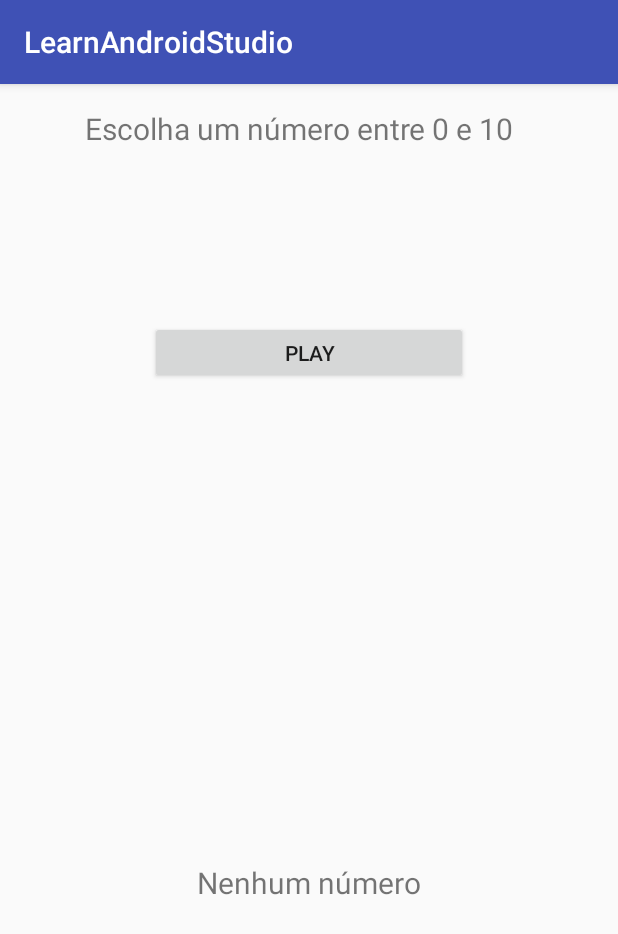
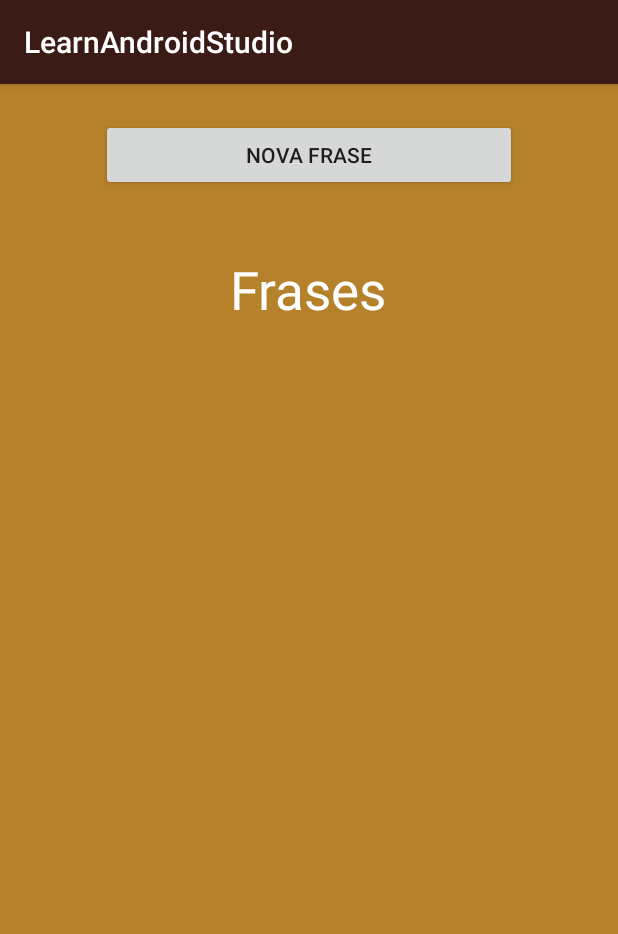
Before and after one commit to alexolirib/LearnAndroidStudio, an Android app: the screen it shows after launch (MainActivity), on a phone screen of 412 x 824 dp. Shown: the top 934 px of the screen. Run offline under Robolectric (Android 15) with nearby library versions, the light colour scheme and no system bars.

Commit message:
Feito app de frase do dia

```diff
--- a/app/src/main/java/learnandroidstudio/studio/alexo/learnandroidstudio/MainActivity.java
+++ b/app/src/main/java/learnandroidstudio/studio/alexo/learnandroidstudio/MainActivity.java
@@ -10,20 +10,33 @@ import java.util.Random;
 
 public class MainActivity extends AppCompatActivity {
 
-    private Button btnJogar;
-    private TextView lblResult;
+//    private Button btnJogar;
+//    private TextView lblResult;
+
+    //nova frase dia
+    private TextView lblNovaFrase;
+    private Button botaoNovaFrase;
+    private String[] frases = {
+            "Você pode, você é capaz",
+            "Se você traçar metas absurdamente altas e falhar, seu fracasso será muito melhor que o sucesso de todos\" – James Cameron, cineasta",
+            "O sucesso normalmente vem para quem está ocupado demais para procurar por ele",
+            "A vida é melhor para aqueles que fazem o possível para ter o melhor",
+            "Os empreendedores falham, em média, 3,8 vezes antes do sucesso final. O que separa os bem-sucedidos dos outros é a persistência"};
 
     @Override
     protected void onCreate(Bundle savedInstanceState) {
         super.onCreate(savedInstanceState);
 //        setContentView(R.layout.activity_main);
-        setContentView(R.layout.activity_adivinha);
+       // setContentView(R.layout.activity_adivinha);
+        setContentView(R.layout.activity_frasedodia);
 
-        btnJogar = findViewById(R.id.btnJogarId);
-        lblResult = findViewById(R.id.lblResultId);
+        //adivinha
+//
+//        btnJogar = findViewById(R.id.btnJogarId);
+//        lblResult = findViewById(R.id.lblResultId);
 
 //        lblResult.setText("troquei o valor");
-        btnJogar.setOnClickListener(new View.OnClickListener() {
+       /* btnJogar.setOnClickListener(new View.OnClickListener() {
             @Override
             public void onClick(View v) {
                 //gerar numero randomico
@@ -33,6 +46,19 @@ public class MainActivity extends AppCompatActivity {
                 lblResult.setText("Número escolhido: " + numeroAleatorio);
                 //lblResult.setText("Texto alterado");
             }
+        });*/
+
+        //nova frase do dia
+        lblNovaFrase = findViewById(R.id.textoNovaFraseId);
+        botaoNovaFrase = findViewById(R.id.btnNovaFraseId);
+
+        botaoNovaFrase.setOnClickListener(new View.OnClickListener() {
+            @Override
+            public void onClick(View v) {
+                Random randomico = new Random();
+                int numAleatorio = randomico.nextInt(frases.length);
+                lblNovaFrase.setText(frases[numAleatorio]);
+            }
         });
     }
 }
--- /dev/null
+++ b/app/src/main/res/layout/activity_frasedodia.xml
@@ -0,0 +1,27 @@
+<?xml version="1.0" encoding="utf-8"?>
+<android.widget.RelativeLayout xmlns:android="http://schemas.android.com/apk/res/android"
+    android:layout_width="match_parent"
+    android:layout_height="match_parent"
+    android:background="#b6812b"
+    android:hapticFeedbackEnabled="false">
+
+    <Button
+        android:id="@+id/btnNovaFraseId"
+        android:layout_width="277dp"
+        android:layout_height="wrap_content"
+        android:layout_alignParentTop="true"
+        android:layout_centerHorizontal="true"
+        android:layout_marginTop="23dp"
+        android:text="NOVA FRASE" />
+
+    <TextView
+        android:id="@+id/textoNovaFraseId"
+        android:layout_width="wrap_content"
+        android:layout_height="wrap_content"
+        android:layout_alignParentTop="true"
+        android:layout_centerHorizontal="true"
+        android:layout_marginTop="113dp"
+        android:text="Frases"
+        android:textColor="@android:color/background_light"
+        android:textSize="@dimen/text_large" />
+</android.widget.RelativeLayout>
--- a/app/src/main/res/values/colors.xml
+++ b/app/src/main/res/values/colors.xml
@@ -1,6 +1,6 @@
 <?xml version="1.0" encoding="utf-8"?>
 <resources>
-    <color name="colorPrimary">#3F51B5</color>
+    <color name="colorPrimary">#3B1B16</color>
     <color name="colorPrimaryDark">#303F9F</color>
     <color name="colorAccent">#FF4081</color>
 </resources>
--- a/app/src/main/res/values/dimens.xml
+++ b/app/src/main/res/values/dimens.xml
@@ -1,4 +1,5 @@
 <?xml version="1.0" encoding="utf-8"?>
 <resources>
     <dimen name="tamanho_default">20sp</dimen>
+    <dimen name="text_large">35sp</dimen>
 </resources>
```
